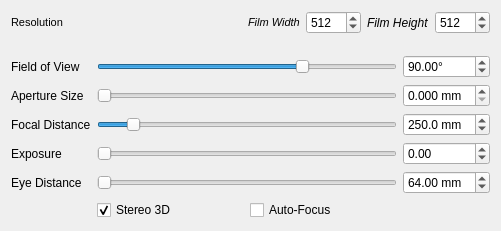
Old version of the form Source/VoxRender/Interface/camerawidget.ui in the repository nagyistoce/voxrender.
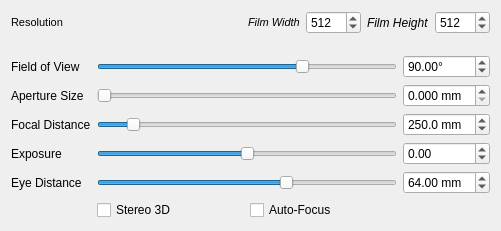
New version of the form.

Patch:
```diff
--- a/Source/VoxRender/Interface/camerawidget.ui
+++ b/Source/VoxRender/Interface/camerawidget.ui
@@ -286,6 +286,9 @@
        <property name="singleStep">
         <number>1</number>
        </property>
+       <property name="value">
+        <number>50</number>
+       </property>
        <property name="orientation">
         <enum>Qt::Horizontal</enum>
        </property>
@@ -356,7 +359,7 @@
           <string>Stereo 3D</string>
          </property>
          <property name="checked">
-          <bool>true</bool>
+          <bool>false</bool>
          </property>
         </widget>
        </item>
@@ -374,8 +377,14 @@
      </item>
      <item row="4" column="1">
       <widget class="QSlider" name="horizontalSlider_eye">
+       <property name="minimum">
+        <number>0</number>
+       </property>
        <property name="maximum">
-        <number>10</number>
+        <number>100</number>
+       </property>
+       <property name="value">
+        <number>64</number>
        </property>
        <property name="orientation">
         <enum>Qt::Horizontal</enum>
```
Left out of the diff: 6 changed lines with no effect on the pictures.
